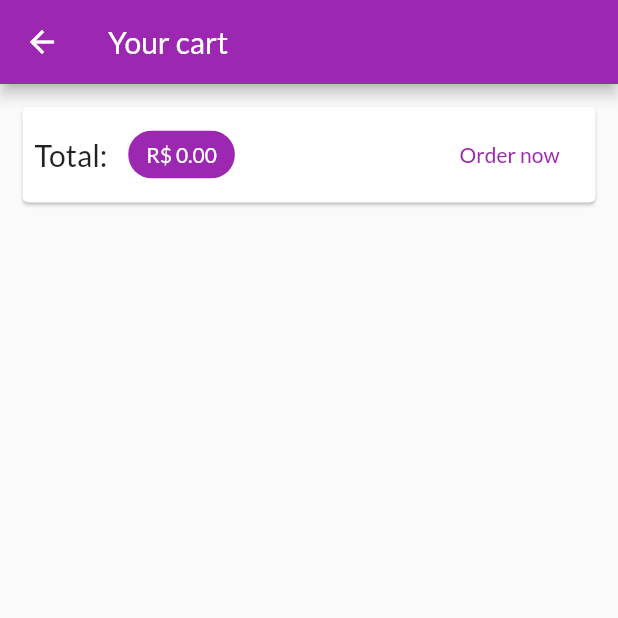
After one commit to Matheus-IT/shop_app_flutter_course, a Flutter app: the CartScreen screen opened by its route, on a phone screen of 412 x 824 dp, the top half of it. The commit adds this screen. Run offline on Flutter 3.47's test engine with Material 2 defaults, Android fonts, the phone set to English and light mode, and no system bars; network calls fail.

Commit message:
New cart screen

```diff
--- a/analysis_options.yaml
+++ b/analysis_options.yaml
@@ -23,7 +23,9 @@ linter:
   # producing the lint.
   rules:
     # avoid_print: false  # Uncomment to disable the `avoid_print` rule
-    # prefer_single_quotes: true  # Uncomment to enable the `prefer_single_quotes` rule
+    prefer_single_quotes: true  # Uncomment to enable the `prefer_single_quotes` rule
+
+
 
 # Additional information about this file can be found at
 # https://dart.dev/guides/language/analysis-options
--- a/lib/app_routes.dart
+++ b/lib/app_routes.dart
@@ -1,4 +1,5 @@
 class AppRoutes {
   static const productsOverview = '/products-overview';
   static const productDetail = '/product-detail';
+  static const cart = '/cart';
 }
--- a/lib/main.dart
+++ b/lib/main.dart
@@ -1,9 +1,10 @@
 import 'package:flutter/material.dart';
 import 'package:provider/provider.dart';
-import 'package:shop_app_flutter_course/providers/cart.dart';
 
 import 'app_routes.dart';
+import 'providers/cart.dart';
 import 'providers/products.dart';
+import 'screens/cart_screen.dart';
 import 'screens/product_detail_screen.dart';
 import 'screens/products_overview_screen.dart';
 
@@ -33,6 +34,7 @@ class MyApp extends StatelessWidget {
             primarySwatch: Colors.purple,
           ),
           accentColor: Colors.deepOrange,
+          primaryColor: Colors.purple,
           fontFamily: 'Lato',
         ),
         home: const ProductsOverviewScreen(),
@@ -40,6 +42,7 @@ class MyApp extends StatelessWidget {
           AppRoutes.productsOverview: (context) =>
               const ProductsOverviewScreen(),
           AppRoutes.productDetail: (context) => const ProductDetailScreen(),
+          AppRoutes.cart: (context) => const CartScreen(),
         },
       ),
     );
--- a/lib/providers/cart.dart
+++ b/lib/providers/cart.dart
@@ -25,6 +25,14 @@ class Cart with ChangeNotifier {
     return _items.length;
   }
 
+  double get totalAmount {
+    double total = 0.0;
+    _items.forEach((key, cartItem) {
+      total += cartItem.price * cartItem.quantity;
+    });
+    return total;
+  }
+
   void addItem(String productId, String title, double price) {
     if (_items.containsKey(productId)) {
       _items.update(
--- /dev/null
+++ b/lib/screens/cart_screen.dart
@@ -0,0 +1,55 @@
+import 'package:flutter/material.dart';
+import 'package:provider/provider.dart';
+import '../providers/cart.dart';
+
+class CartScreen extends StatelessWidget {
+  const CartScreen({Key? key}) : super(key: key);
+
+  @override
+  Widget build(BuildContext context) {
+    final cart = Provider.of<Cart>(context);
+
+    return Scaffold(
+        appBar: AppBar(
+          title: const Text('Your cart'),
+        ),
+        body: Column(
+          children: [
+            Card(
+              margin: const EdgeInsets.all(15),
+              child: Padding(
+                padding: const EdgeInsets.all(8),
+                child: Row(
+                  mainAxisAlignment: MainAxisAlignment.spaceBetween,
+                  children: [
+                    const Text('Total: ', style: TextStyle(fontSize: 20)),
+                    const SizedBox(
+                      width: 10,
+                    ),
+                    Chip(
+                      label: Text(
+                        'R\$ ${cart.totalAmount.toStringAsFixed(2)}',
+                        style: const TextStyle(
+                          color: Colors.white,
+                        ),
+                      ),
+                      backgroundColor: Theme.of(context).primaryColor,
+                    ),
+                    const Spacer(),
+                    FlatButton(
+                      onPressed: () {},
+                      child: Text(
+                        'Order now',
+                        style: TextStyle(
+                          color: Theme.of(context).primaryColor,
+                        ),
+                      ),
+                    ),
+                  ],
+                ),
+              ),
+            ),
+          ],
+        ));
+  }
+}
--- a/lib/screens/products_overview_screen.dart
+++ b/lib/screens/products_overview_screen.dart
@@ -1,5 +1,6 @@
 import 'package:flutter/material.dart';
 import 'package:provider/provider.dart';
+import 'package:shop_app_flutter_course/app_routes.dart';
 import 'package:shop_app_flutter_course/providers/cart.dart';
 import 'package:shop_app_flutter_course/widgets/badge.dart';
 
@@ -55,7 +56,9 @@ class _ProductsOverviewScreenState extends State<ProductsOverviewScreen> {
             ),
             child: IconButton(
               icon: const Icon(Icons.shopping_cart),
-              onPressed: () {},
+              onPressed: () {
+                Navigator.of(context).pushNamed(AppRoutes.cart);
+              },
             ),
           ),
         ],
```
